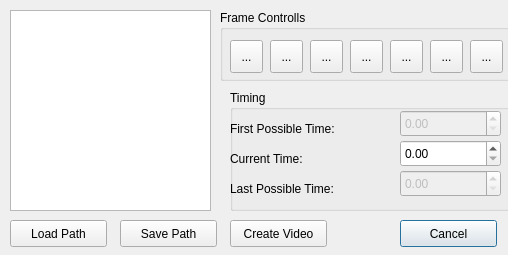
This is src/qglviewer/ui/PlayerDialogUI.ui in uos/lvr2 as Qt 5 draws it before an edit. The edited form follows.
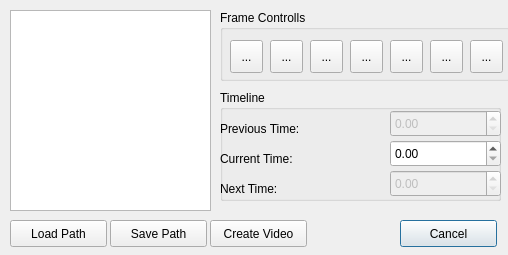
This is the edited form. Icons and pictures are not drawn.

Commit message: Implemented AnimationListItem functions

```diff
--- a/src/qglviewer/ui/PlayerDialogUI.ui
+++ b/src/qglviewer/ui/PlayerDialogUI.ui
@@ -99,56 +99,10 @@
      </size>
     </property>
    </widget>
-   <widget class="QToolButton" name="buttonAddFrame">
-    <property name="geometry">
-     <rect>
-      <x>90</x>
-      <y>30</y>
-      <width>33</width>
-      <height>33</height>
-     </rect>
-    </property>
-    <property name="text">
-     <string>...</string>
-    </property>
-    <property name="icon">
-     <iconset resource="../res/viewer.qrc">
-      <normaloff>:/qv_play_add.png</normaloff>:/qv_play_add.png</iconset>
-    </property>
-    <property name="iconSize">
-     <size>
-      <width>32</width>
-      <height>32</height>
-     </size>
-    </property>
-   </widget>
-   <widget class="QToolButton" name="buttonDeleteFrame">
-    <property name="geometry">
-     <rect>
-      <x>130</x>
-      <y>30</y>
-      <width>33</width>
-      <height>33</height>
-     </rect>
-    </property>
-    <property name="text">
-     <string>...</string>
-    </property>
-    <property name="icon">
-     <iconset resource="../res/viewer.qrc">
-      <normaloff>:/qv_play_delete.png</normaloff>:/qv_play_delete.png</iconset>
-    </property>
-    <property name="iconSize">
-     <size>
-      <width>32</width>
-      <height>32</height>
-     </size>
-    </property>
-   </widget>
    <widget class="QToolButton" name="buttonAnimate">
     <property name="geometry">
      <rect>
-      <x>170</x>
+      <x>90</x>
       <y>30</y>
       <width>33</width>
       <height>33</height>
@@ -171,7 +125,7 @@
    <widget class="QToolButton" name="buttonNext">
     <property name="geometry">
      <rect>
-      <x>210</x>
+      <x>130</x>
       <y>30</y>
       <width>33</width>
       <height>33</height>
@@ -194,7 +148,7 @@
    <widget class="QToolButton" name="buttonLast">
     <property name="geometry">
      <rect>
-      <x>250</x>
+      <x>170</x>
       <y>30</y>
       <width>33</width>
       <height>33</height>
@@ -214,18 +168,64 @@
      </size>
     </property>
    </widget>
+   <widget class="QToolButton" name="buttonAddFrame">
+    <property name="geometry">
+     <rect>
+      <x>210</x>
+      <y>30</y>
+      <width>33</width>
+      <height>33</height>
+     </rect>
+    </property>
+    <property name="text">
+     <string>...</string>
+    </property>
+    <property name="icon">
+     <iconset resource="../res/viewer.qrc">
+      <normaloff>:/qv_play_add.png</normaloff>:/qv_play_add.png</iconset>
+    </property>
+    <property name="iconSize">
+     <size>
+      <width>32</width>
+      <height>32</height>
+     </size>
+    </property>
+   </widget>
+   <widget class="QToolButton" name="buttonDeleteFrame">
+    <property name="geometry">
+     <rect>
+      <x>250</x>
+      <y>30</y>
+      <width>33</width>
+      <height>33</height>
+     </rect>
+    </property>
+    <property name="text">
+     <string>...</string>
+    </property>
+    <property name="icon">
+     <iconset resource="../res/viewer.qrc">
+      <normaloff>:/qv_play_delete.png</normaloff>:/qv_play_delete.png</iconset>
+    </property>
+    <property name="iconSize">
+     <size>
+      <width>32</width>
+      <height>32</height>
+     </size>
+    </property>
+   </widget>
   </widget>
   <widget class="QGroupBox" name="groupBoxTiming">
    <property name="geometry">
     <rect>
-     <x>230</x>
+     <x>220</x>
      <y>90</y>
-     <width>291</width>
-     <height>121</height>
+     <width>281</width>
+     <height>111</height>
     </rect>
    </property>
    <property name="title">
-    <string>Timing</string>
+    <string>Timeline</string>
    </property>
    <widget class="QLabel" name="labelStartTime">
     <property name="geometry">
@@ -237,7 +237,7 @@
      </rect>
     </property>
     <property name="text">
-     <string>First Possible Time:</string>
+     <string>Previous Time:</string>
     </property>
    </widget>
    <widget class="QDoubleSpinBox" name="spinBoxStartTime">
@@ -248,7 +248,7 @@
      <rect>
       <x>170</x>
       <y>20</y>
-      <width>101</width>
+      <width>111</width>
       <height>27</height>
      </rect>
     </property>
@@ -264,7 +264,7 @@
      <rect>
       <x>170</x>
       <y>50</y>
-      <width>101</width>
+      <width>111</width>
       <height>27</height>
      </rect>
     </property>
@@ -293,7 +293,7 @@
      <rect>
       <x>170</x>
       <y>80</y>
-      <width>101</width>
+      <width>111</width>
       <height>27</height>
      </rect>
     </property>
@@ -311,7 +311,7 @@
      </rect>
     </property>
     <property name="text">
-     <string>Last Possible Time:</string>
+     <string>Next Time:</string>
     </property>
    </widget>
   </widget>
@@ -331,7 +331,7 @@
   <widget class="QPushButton" name="buttonCreate">
    <property name="geometry">
     <rect>
-     <x>230</x>
+     <x>210</x>
      <y>220</y>
      <width>97</width>
      <height>27</height>
@@ -357,7 +357,7 @@
   <widget class="QPushButton" name="buttonSave">
    <property name="geometry">
     <rect>
-     <x>120</x>
+     <x>110</x>
      <y>220</y>
      <width>97</width>
      <height>27</height>
```
Left out of the diff: 2 changed lines with no effect on the pictures.
